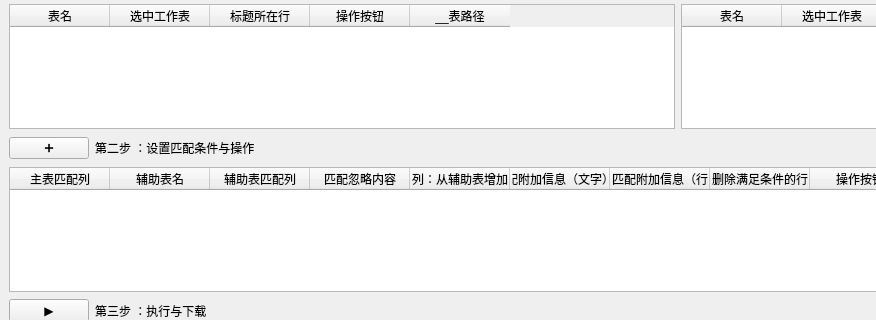
First picture: the form in yrx_project/client/ui/match_table.ui, repository Cookie-HOO/yrx_project, before the edit; both pictures show x 0 to 876 and y 97 to 417 of the 1355 by 619 pixel window.
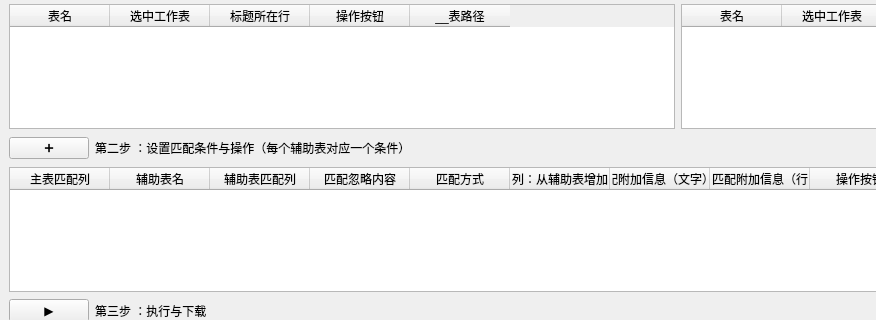
Second picture: the form after the edit.

Commit message: feat: 完成表匹配的包含功能

```diff
--- a/yrx_project/client/ui/match_table.ui
+++ b/yrx_project/client/ui/match_table.ui
@@ -303,7 +303,7 @@
       <item>
        <widget class="QLabel" name="label_2">
         <property name="text">
-         <string>第二步 ：设置匹配条件与操作</string>
+         <string>第二步 ：设置匹配条件与操作（每个辅助表对应一个条件）</string>
         </property>
        </widget>
       </item>
@@ -369,6 +369,11 @@
         <string>匹配忽略内容</string>
        </property>
       </column>
+      <column>
+       <property name="text">
+        <string>匹配方式</string>
+       </property>
+      </column>
       <column>
        <property name="text">
         <string>列：从辅助表增加</string>
@@ -398,18 +403,6 @@
         </color>
        </property>
       </column>
-      <column>
-       <property name="text">
-        <string>删除满足条件的行</string>
-       </property>
-       <property name="background">
-        <color>
-         <red>242</red>
-         <green>195</green>
-         <blue>189</blue>
-        </color>
-       </property>
-      </column>
       <column>
        <property name="text">
         <string>操作按钮</string>
```
The commit also changes 3 other files.
